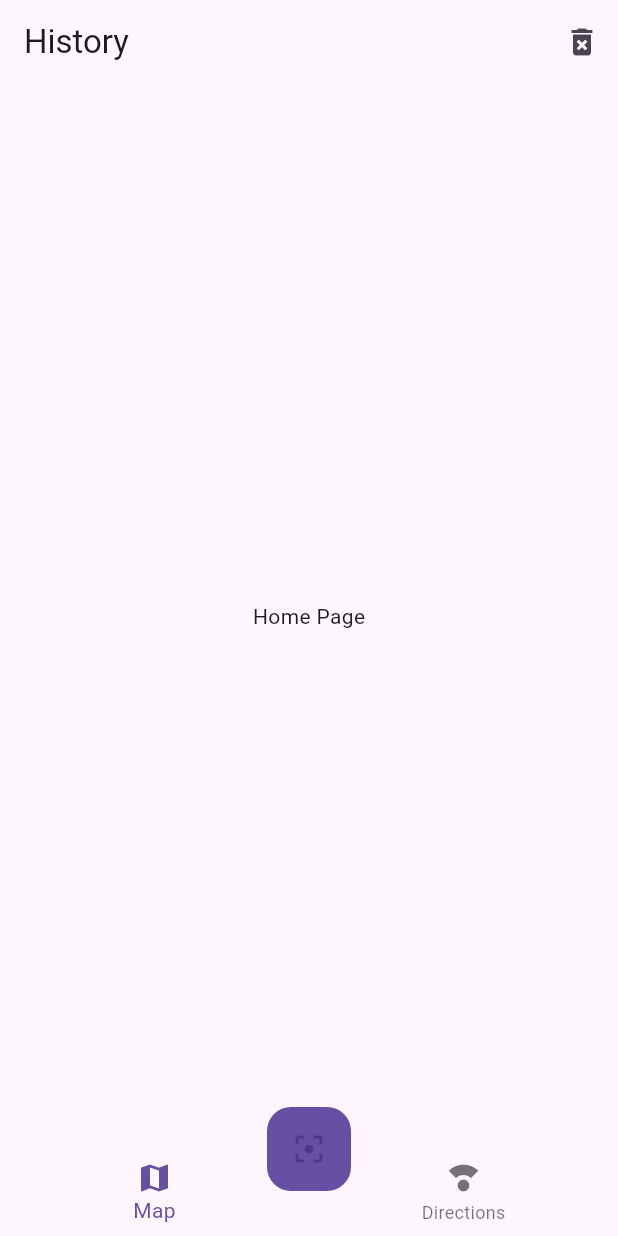
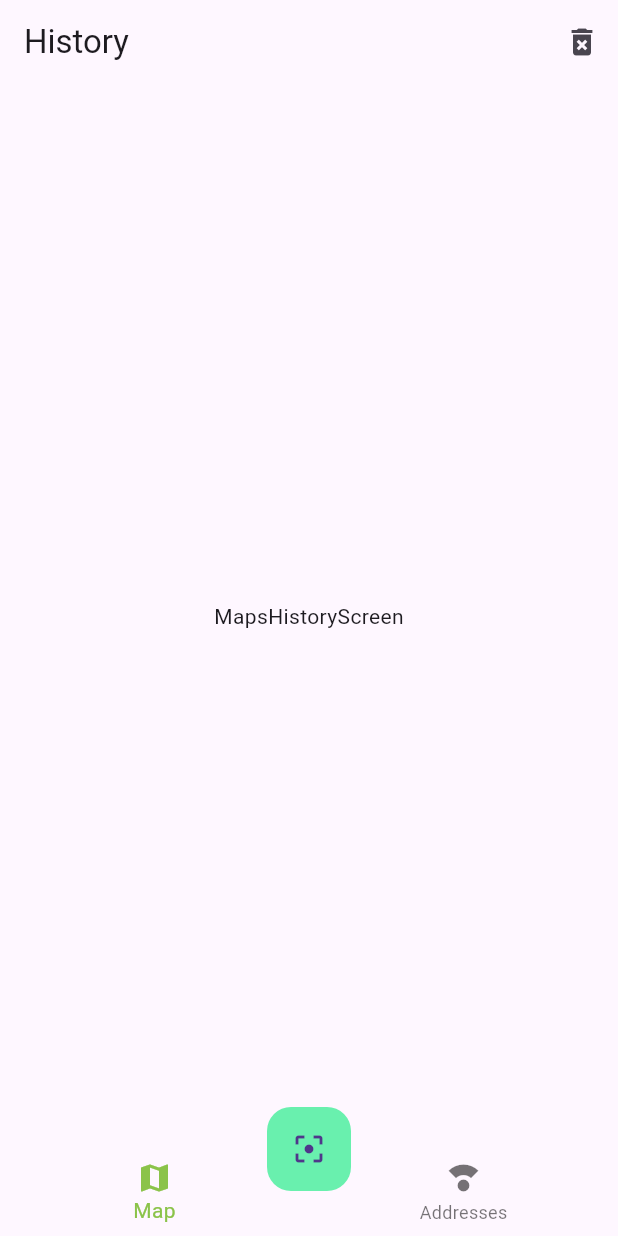
Before and after one commit to grez-lucas/flutter_qr_scanner, a Flutter app: the screen it shows after launch, after a tap on the "filter center focus" icon, on a phone screen of 412 x 824 dp. Run offline on Flutter 3.47's test engine with Material 3 defaults, Android fonts, the phone set to English and light mode, and no system bars.

Commit message:
feat: ui_provider and fluid navigation with customBottomNavBar

```diff
--- a/lib/main.dart
+++ b/lib/main.dart
@@ -1,8 +1,21 @@
 import 'package:flutter/material.dart';
+import 'package:provider/provider.dart';
 
 import 'pages/app_pages.dart';
+import 'services/app_services.dart';
 
-void main() => runApp(const MyApp());
+void main() => runApp(const AppState());
+
+class AppState extends StatelessWidget {
+  const AppState({super.key});
+
+  @override
+  Widget build(BuildContext context) {
+    return MultiProvider(providers: [
+      ChangeNotifierProvider(create: (_) => UiService(), lazy: false),
+    ], child: const MyApp());
+  }
+}
 
 class MyApp extends StatelessWidget {
   const MyApp({super.key});
@@ -14,10 +27,19 @@ class MyApp extends StatelessWidget {
       // theme: AppTheme.lightTheme,
       debugShowCheckedModeBanner: false,
       initialRoute: 'home',
-      routes : {
-        'home' : ( _ ) => HomeScreen(),
-        'map' : ( _ ) => MapScreen(),
-      }
+      routes: {
+        'home': (_) => HomeScreen(),
+        // 'map': (_) => MapScreen(),
+      },
+      theme: ThemeData(
+        primaryColor: Colors.greenAccent,
+        floatingActionButtonTheme: FloatingActionButtonThemeData(
+          backgroundColor: Colors.green,
+        ),
+        bottomNavigationBarTheme: BottomNavigationBarThemeData(
+          selectedItemColor: Colors.lightGreen,
+        ),
+      ),
     );
   }
 }
--- /dev/null
+++ b/lib/pages/addresses_page.dart
@@ -0,0 +1,10 @@
+import 'package:flutter/material.dart';
+
+class AddressesScreen extends StatelessWidget {
+  @override
+  Widget build(BuildContext context) {
+    return Center(
+      child: Text('Addresses Page'),
+    );
+  }
+}
--- a/lib/pages/app_pages.dart
+++ b/lib/pages/app_pages.dart
@@ -1,2 +1,4 @@
 export 'home_page.dart';
 export "map_page.dart";
+export 'maps_history_page.dart';
+export 'addresses_page.dart';
--- a/lib/pages/home_page.dart
+++ b/lib/pages/home_page.dart
@@ -1,5 +1,8 @@
 import 'package:flutter/material.dart';
+import 'package:provider/provider.dart';
+import 'package:qr_scanner/pages/app_pages.dart';
 
+import '../services/app_services.dart';
 import '../widgets/app_widgets.dart';
 
 class HomeScreen extends StatelessWidget {
@@ -13,12 +16,31 @@ class HomeScreen extends StatelessWidget {
           IconButton(icon: Icon(Icons.delete_forever), onPressed: () {}),
         ],
       ),
-      body: Center(
-        child: Text('Home Page'),
-      ),
+      body: _HomePageBody(),
       bottomNavigationBar: CustomNavigationBar(),
       floatingActionButton: ScanButton(),
       floatingActionButtonLocation: FloatingActionButtonLocation.centerDocked,
     );
   }
 }
+
+class _HomePageBody extends StatelessWidget {
+  const _HomePageBody({super.key});
+
+  @override
+  Widget build(BuildContext context) {
+    // Obtain currentMenuOpt from the provider
+    final uiProvider = Provider.of<UiService>(context);
+
+    final currentIndex = uiProvider.selectedMenuOpt;
+
+    switch (currentIndex) {
+      case 0:
+        return MapsHistoryScreen();
+      case 1:
+        return AddressesScreen();
+      default:
+        return MapsHistoryScreen();
+    }
+  }
+}
--- a/lib/pages/map_page.dart
+++ b/lib/pages/map_page.dart
@@ -5,10 +5,8 @@ class MapScreen extends StatelessWidget {
 
   @override
   Widget build(BuildContext context) {
-    return Scaffold(
-      body: Center(
-        child: Text('Hola Mundo'),
-     ),
+    return  Center(
+        child: Text('Map Page'),
    );
   }
 }
--- /dev/null
+++ b/lib/pages/maps_history_page.dart
@@ -0,0 +1,12 @@
+import 'package:flutter/material.dart';
+
+class MapsHistoryScreen extends StatelessWidget {
+  const MapsHistoryScreen({Key? key}) : super(key: key);
+
+  @override
+  Widget build(BuildContext context) {
+    return Center(
+      child: Text('MapsHistoryScreen'),
+    );
+  }
+}
--- /dev/null
+++ b/lib/services/app_services.dart
@@ -0,0 +1 @@
+export "ui_service.dart";
--- /dev/null
+++ b/lib/services/ui_service.dart
@@ -0,0 +1,14 @@
+import 'package:flutter/material.dart';
+
+class UiService extends ChangeNotifier {
+  int _selectedMenuOpt = 0;
+
+  set selectedMenuOpt(int i) {
+    _selectedMenuOpt = i;
+    notifyListeners();
+  }
+
+  int get selectedMenuOpt {
+    return _selectedMenuOpt;
+  }
+}
--- a/lib/widgets/custom_navigatorbar.dart
+++ b/lib/widgets/custom_navigatorbar.dart
@@ -1,12 +1,21 @@
 import 'package:flutter/material.dart';
+import 'package:provider/provider.dart';
+
+import '../services/app_services.dart';
 
 class CustomNavigationBar extends StatelessWidget {
   const CustomNavigationBar({super.key});
 
   @override
   Widget build(BuildContext context) {
+    final uiProvider = Provider.of<UiService>(context);
+    final currentIndex = uiProvider.selectedMenuOpt;
+
     return BottomNavigationBar(
-      currentIndex: 0,
+      currentIndex: currentIndex,
+      onTap: (int i) {
+        uiProvider.selectedMenuOpt = i;
+      },
       elevation: 0,
       items: const [
         BottomNavigationBarItem(
@@ -15,7 +24,7 @@ class CustomNavigationBar extends StatelessWidget {
         ),
         BottomNavigationBarItem(
           icon: Icon(Icons.compass_calibration),
-          label: 'Directions',
+          label: 'Addresses',
         ),
       ],
     );
--- a/lib/widgets/scan_button.dart
+++ b/lib/widgets/scan_button.dart
@@ -6,10 +6,10 @@ class ScanButton extends StatelessWidget {
   @override
   Widget build(BuildContext context) {
     return FloatingActionButton(
-      child: Icon(Icons.filter_center_focus),
       onPressed: () {},
       elevation: 0,
       backgroundColor: Theme.of(context).primaryColor,
+      child: const Icon(Icons.filter_center_focus),
     );
   }
 }
```
Also changed, not shown: pubspec.yaml (+4 -17 lines), pubspec.lock, 1 other file.
